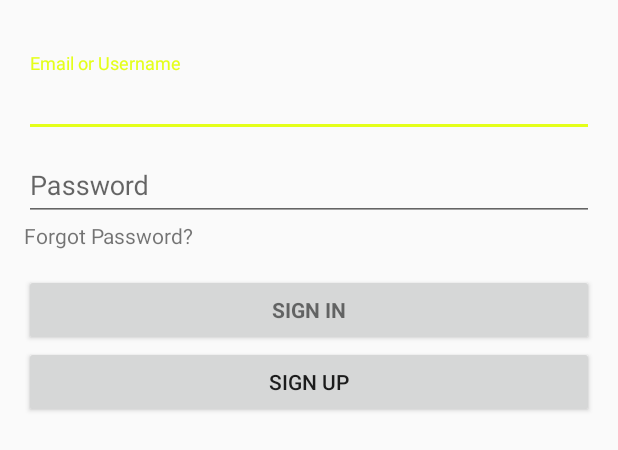
After one commit to srs39/FourTheRecord, an Android app: the layout activity_login.xml on its own in the app's theme, with its tools: preview values and no code run, on a phone screen of 412 x 824 dp. The commit adds this screen. Shown: the top 450 px of the screen. Run offline under Robolectric (Android 15) with nearby library versions, the phone set to English and light mode, and no system bars.

Commit message:
Chose initial color scheme and started log in page activity

```diff
--- a/app/build.gradle
+++ b/app/build.gradle
@@ -22,6 +22,7 @@ dependencies {
     implementation fileTree(dir: 'libs', include: ['*.jar'])
     implementation 'com.android.support:appcompat-v7:27.1.1'
     implementation 'com.android.support.constraint:constraint-layout:1.1.3'
+    implementation 'com.android.support:design:27.1.1'
     testImplementation 'junit:junit:4.12'
     androidTestImplementation 'com.android.support.test:runner:1.0.2'
     androidTestImplementation 'com.android.support.test.espresso:espresso-core:3.0.2'
--- /dev/null
+++ b/app/src/main/res/layout/activity_login.xml
@@ -0,0 +1,97 @@
+<?xml version="1.0" encoding="utf-8"?>
+<LinearLayout xmlns:android="http://schemas.android.com/apk/res/android"
+    xmlns:tools="http://schemas.android.com/tools"
+    android:layout_width="match_parent"
+    android:layout_height="match_parent"
+    android:gravity="center_horizontal"
+    android:orientation="vertical"
+    android:paddingLeft="@dimen/activity_horizontal_margin"
+    android:paddingTop="@dimen/activity_vertical_margin"
+    android:paddingRight="@dimen/activity_horizontal_margin"
+    android:paddingBottom="@dimen/activity_vertical_margin"
+    tools:context=".LoginActivity">
+
+    <!-- Login progress -->
+    <ProgressBar
+        android:id="@+id/login_progress"
+        style="?android:attr/progressBarStyleLarge"
+        android:layout_width="wrap_content"
+        android:layout_height="wrap_content"
+        android:layout_marginBottom="8dp"
+        android:visibility="gone" />
+
+    <TextView
+        android:id="@+id/textView"
+        android:layout_width="match_parent"
+        android:layout_height="wrap_content" />
+
+    <ScrollView
+        android:id="@+id/login_form"
+        android:layout_width="match_parent"
+        android:layout_height="match_parent">
+
+        <LinearLayout
+            android:id="@+id/email_login_form"
+            android:layout_width="match_parent"
+            android:layout_height="wrap_content"
+            android:orientation="vertical">
+
+            <android.support.design.widget.TextInputLayout
+                android:layout_width="match_parent"
+                android:layout_height="wrap_content">
+
+                <AutoCompleteTextView
+                    android:id="@+id/email"
+                    android:layout_width="match_parent"
+                    android:layout_height="wrap_content"
+                    android:hint="@string/email_text"
+                    android:inputType="textEmailAddress"
+                    android:maxLines="1"
+                    android:singleLine="true" />
+
+            </android.support.design.widget.TextInputLayout>
+
+            <android.support.design.widget.TextInputLayout
+                android:layout_width="match_parent"
+                android:layout_height="wrap_content">
+
+                <EditText
+                    android:id="@+id/password"
+                    android:layout_width="match_parent"
+                    android:layout_height="wrap_content"
+                    android:hint="@string/password_text"
+                    android:imeActionId="6"
+                    android:imeOptions="actionUnspecified"
+                    android:inputType="textPassword"
+                    android:maxLines="1"
+                    android:singleLine="true" />
+
+            </android.support.design.widget.TextInputLayout>
+
+            <TextView
+                android:id="@+id/link"
+                android:layout_width="match_parent"
+                android:layout_height="wrap_content"
+                android:autoLink="all"
+                android:clickable="true"
+                android:text="@string/forgot_pword_link" />
+
+            <Button
+                android:id="@+id/sign_in_button"
+                style="?android:textAppearanceSmall"
+                android:layout_width="match_parent"
+                android:layout_height="wrap_content"
+                android:layout_marginTop="16dp"
+                android:text="@string/sign_in_link"
+                android:textStyle="bold" />
+
+            <Button
+                android:id="@+id/sign_up_button"
+                android:layout_width="match_parent"
+                android:layout_height="wrap_content"
+                android:text="@string/sign_up_link" />
+
+        </LinearLayout>
+    </ScrollView>
+
+</LinearLayout>
--- a/app/src/main/res/values/colors.xml
+++ b/app/src/main/res/values/colors.xml
@@ -1,6 +1,8 @@
 <?xml version="1.0" encoding="utf-8"?>
 <resources>
-    <color name="colorPrimary">#008577</color>
-    <color name="colorPrimaryDark">#00574B</color>
-    <color name="colorAccent">#D81B60</color>
+    <color name="colorPrimary">#330066</color>
+    <color name="colorPrimaryDark">#111011</color>
+    <color name="colorAccent">#E4FF19</color>
+    <color name="colorText">#2B2B2B</color>
+    <color name="colorLight">#FFFFFF</color>
 </resources>
--- /dev/null
+++ b/app/src/main/res/values/dimens.xml
@@ -0,0 +1,5 @@
+<resources>
+    <!-- Default screen margins, per the Android Design guidelines. -->
+    <dimen name="activity_horizontal_margin">16dp</dimen>
+    <dimen name="activity_vertical_margin">16dp</dimen>
+</resources>
```
Also changed, not shown: app/src/main/AndroidManifest.xml (+8 -0 lines), app/src/main/java/com/example/fourtherecord/LoginActivity.java (added, +349 -0 lines), app/src/main/res/layout/activity_main.xml (+1 -12 lines), app/src/main/res/values/strings.xml (+30 -1 lines).
